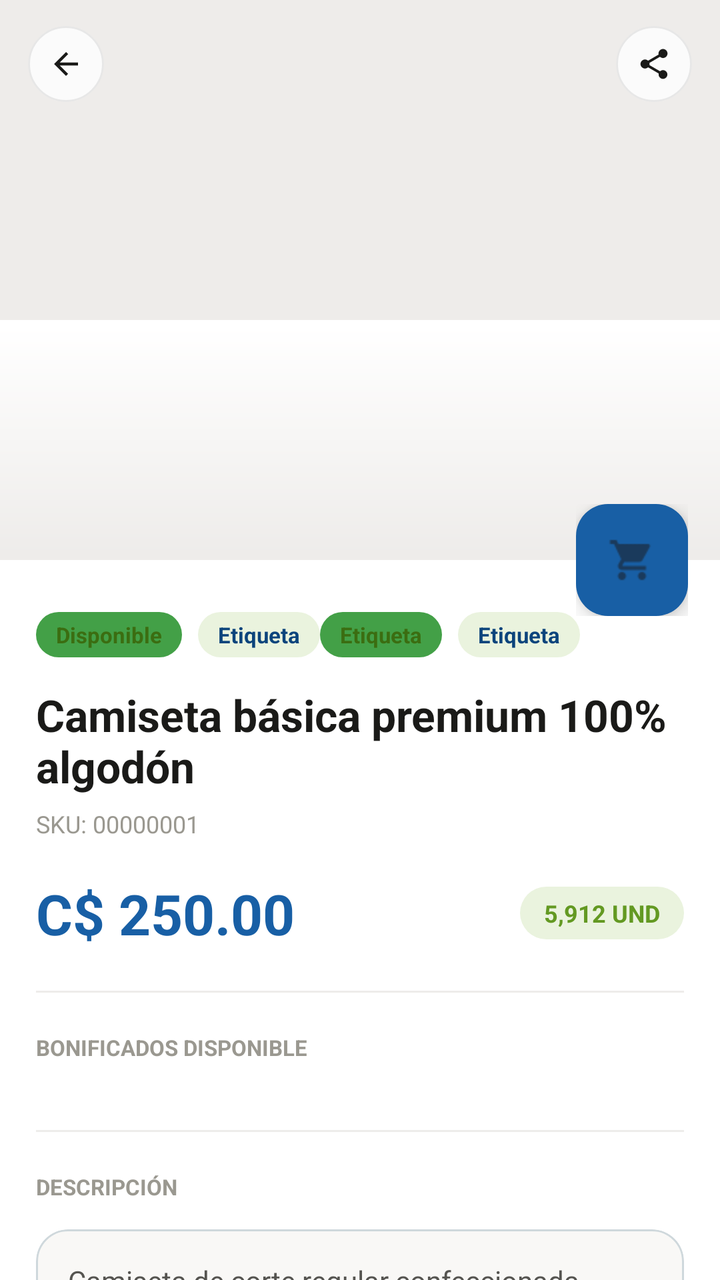
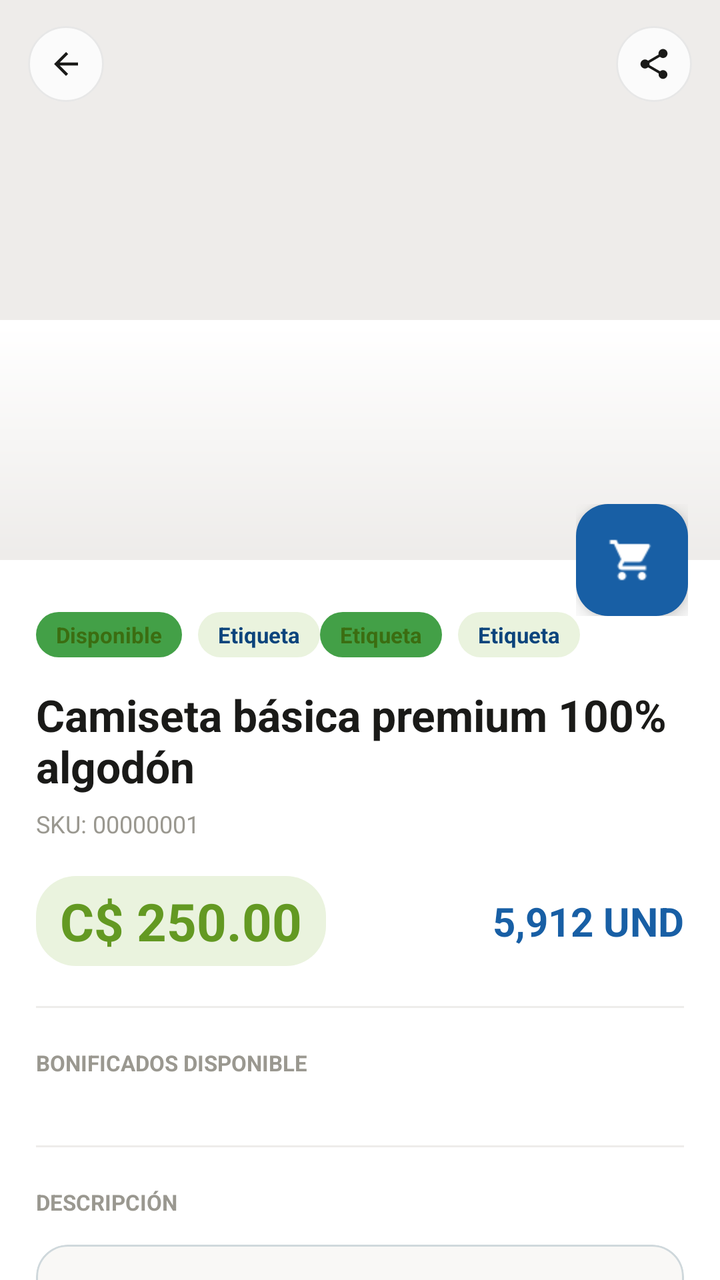

Two renders of the same Android screen: before a commit and after it. Below are the layout's source before the change and the commit's diff.
<!-- AndroidManifest.xml: application theme Theme.GMV -->
<!-- res/layout/activity_product_detail.xml -->
<?xml version="1.0" encoding="utf-8"?>
<androidx.coordinatorlayout.widget.CoordinatorLayout
    xmlns:android="http://schemas.android.com/apk/res/android"
    xmlns:app="http://schemas.android.com/apk/res-auto"
    xmlns:tools="http://schemas.android.com/tools"
    android:id="@+id/main"
    android:layout_width="match_parent"
    android:layout_height="match_parent"
    android:background="#F5F5F7"
    android:fitsSystemWindows="true">

    <com.google.android.material.appbar.AppBarLayout
        android:id="@+id/app_bar_layout"
        android:layout_width="match_parent"
        android:layout_height="wrap_content"
        android:fitsSystemWindows="true"
        android:theme="@style/ThemeOverlay.AppCompat.Dark.ActionBar">

        <com.google.android.material.appbar.CollapsingToolbarLayout
            android:layout_width="match_parent"
            android:layout_height="280dp"
            android:fitsSystemWindows="true"
            app:contentScrim="@color/colorUmkPrimary"
            app:layout_scrollFlags="scroll|exitUntilCollapsed"
            app:statusBarScrim="@color/colorUmkPrimaryDark"
            app:titleEnabled="false">

            <ImageView
                android:id="@+id/imgProduct"
                android:layout_width="match_parent"
                android:layout_height="match_parent"
                android:background="#EEECEA"
                android:fitsSystemWindows="true"
                android:scaleType="centerCrop"
                android:src="@drawable/ic_placeholder_product"
                app:layout_collapseMode="parallax"
                tools:ignore="ContentDescription" />

            
            <View
                android:layout_width="match_parent"
                android:layout_height="120dp"
                android:layout_gravity="bottom"
                android:background="@drawable/bg_gradient_bottom"
                app:layout_collapseMode="pin" />

            
            <LinearLayout
                android:layout_width="match_parent"
                android:layout_height="?attr/actionBarSize"
                android:layout_gravity="top"
                android:gravity="center_vertical"
                android:orientation="horizontal"
                android:paddingHorizontal="14dp"
                app:layout_collapseMode="pin">

                <com.google.android.material.card.MaterialCardView
                    android:id="@+id/btnBack"
                    android:layout_width="38dp"
                    android:layout_height="38dp"
                    app:cardBackgroundColor="#CCFFFFFF"
                    app:cardCornerRadius="19dp"
                    app:cardElevation="0dp"
                    app:strokeColor="#14000000"
                    app:strokeWidth="1dp">

                    <ImageView
                        android:layout_width="18dp"
                        android:layout_height="18dp"
                        android:layout_gravity="center"
                        android:src="@drawable/ic_arrow_back"
                        app:tint="#1A1A18" />
                </com.google.android.material.card.MaterialCardView>

                <View
                    android:layout_width="0dp"
                    android:layout_height="1dp"
                    android:layout_weight="1" />

                <com.google.android.material.card.MaterialCardView
                    android:id="@+id/btnShare"
                    android:layout_width="38dp"
                    android:layout_height="38dp"
                    app:cardBackgroundColor="#CCFFFFFF"
                    app:cardCornerRadius="19dp"
                    app:cardElevation="0dp"
                    app:strokeColor="#14000000"
                    app:strokeWidth="1dp">

                    <ImageView
                        android:layout_width="18dp"
                        android:layout_height="18dp"
                        android:layout_gravity="center"
                        android:src="@drawable/ic_share"
                        app:tint="#1A1A18" />
                </com.google.android.material.card.MaterialCardView>

            </LinearLayout>

        </com.google.android.material.appbar.CollapsingToolbarLayout>

    </com.google.android.material.appbar.AppBarLayout>

    <androidx.core.widget.NestedScrollView
        android:layout_width="match_parent"
        android:layout_height="match_parent"
        android:background="@android:color/white"
        android:clipToPadding="false"
        android:scrollbars="none"
        app:layout_behavior="@string/appbar_scrolling_view_behavior">

        <LinearLayout
            android:layout_width="match_parent"
            android:layout_height="wrap_content"
            android:orientation="vertical"
            android:paddingHorizontal="18dp"
            android:paddingTop="26dp"
            android:paddingBottom="24dp">

            
            <LinearLayout
                android:layout_width="wrap_content"
                android:layout_height="wrap_content"
                android:orientation="horizontal">

                <TextView
                    android:layout_width="wrap_content"
                    android:layout_height="wrap_content"
                    android:background="@drawable/bg_badge_green"
                    android:paddingHorizontal="10dp"
                    android:paddingVertical="4dp"
                    android:text="Disponible"
                    android:textColor="#3B6D11"
                    android:textSize="11sp"
                    android:textStyle="bold" />

                <TextView
                    android:layout_width="wrap_content"
                    android:layout_height="wrap_content"
                    android:layout_marginStart="8dp"
                    android:background="@drawable/bg_badge_blue"
                    android:paddingHorizontal="10dp"
                    android:paddingVertical="4dp"
                    android:text="Etiqueta"
                    android:textColor="#0C447C"
                    android:textSize="11sp"
                    android:textStyle="bold" />

                <TextView
                    android:layout_width="wrap_content"
                    android:layout_height="wrap_content"
                    android:background="@drawable/bg_badge_green"
                    android:paddingHorizontal="10dp"
                    android:paddingVertical="4dp"
                    android:text="Etiqueta"
                    android:textColor="#3B6D11"
                    android:textSize="11sp"
                    android:textStyle="bold" />

                <TextView
                    android:layout_width="wrap_content"
                    android:layout_height="wrap_content"
                    android:layout_marginStart="8dp"
                    android:background="@drawable/bg_badge_blue"
                    android:paddingHorizontal="10dp"
                    android:paddingVertical="4dp"
                    android:text="Etiqueta"
                    android:textColor="#0C447C"
                    android:textSize="11sp"
                    android:textStyle="bold" />
            </LinearLayout>

            
            <TextView
                android:id="@+id/productName"
                android:layout_width="match_parent"
                android:layout_height="wrap_content"
                android:layout_marginTop="14dp"
                android:text="Camiseta básica premium 100% algodón"
                android:textColor="#1A1A18"
                android:textSize="22sp"
                android:textStyle="bold" />

            
            <TextView
                android:id="@+id/productSku"
                android:layout_width="wrap_content"
                android:layout_height="wrap_content"
                android:layout_marginTop="6dp"
                android:text="SKU: 00000001"
                android:textColor="#9A9890"
                android:textSize="12sp" />

            
            <LinearLayout
                android:layout_width="match_parent"
                android:layout_height="wrap_content"
                android:layout_marginTop="18dp"
                android:gravity="center_vertical"
                android:orientation="horizontal">

                <TextView
                    android:id="@+id/productPrice"
                    android:layout_width="0dp"
                    android:layout_height="wrap_content"
                    android:layout_weight="1"
                    android:text="C$ 250.00"
                    android:textColor="#185FA5"
                    android:textSize="28sp"
                    android:textStyle="bold" />

                <TextView
                    android:id="@+id/productQuantity"
                    android:layout_width="wrap_content"
                    android:layout_height="wrap_content"
                    android:background="@drawable/bg_stock"
                    android:paddingHorizontal="12dp"
                    android:paddingVertical="5dp"
                    android:text="5,912 UND"
                    android:textColor="#639922"
                    android:textSize="12sp"
                    android:textStyle="bold" />
            </LinearLayout>

            
            <View
                android:layout_width="match_parent"
                android:layout_height="1dp"
                android:layout_marginVertical="20dp"
                android:background="#EEECEA" />

            
            <TextView
                android:id="@+id/tv_bonif_label"
                android:layout_width="wrap_content"
                android:layout_height="wrap_content"
                android:text="BONIFICADOS DISPONIBLE"
                android:textAllCaps="true"
                android:textColor="#9A9890"
                android:textSize="11sp"
                android:textStyle="bold" />

            <HorizontalScrollView
                android:layout_width="match_parent"
                android:layout_height="wrap_content"
                android:layout_marginTop="14dp"
                android:scrollbars="none">

                <LinearLayout
                    android:id="@+id/bonusContainer"
                    android:layout_width="wrap_content"
                    android:layout_height="wrap_content"
                    android:orientation="horizontal" />

            </HorizontalScrollView>

            
            <View
                android:layout_width="match_parent"
                android:layout_height="1dp"
                android:layout_marginVertical="20dp"
                android:background="#EEECEA" />

            
            <TextView
                android:layout_width="wrap_content"
                android:layout_height="wrap_content"
                android:text="DESCRIPCIÓN"
                android:textAllCaps="true"
                android:textColor="#9A9890"
                android:textSize="11sp"
                android:textStyle="bold" />

            <com.google.android.material.card.MaterialCardView
                android:layout_width="match_parent"
                android:layout_height="wrap_content"
                android:layout_marginTop="14dp"
                app:cardBackgroundColor="#F9F8F6"
                app:cardCornerRadius="16dp"
                app:cardElevation="0dp">

                <TextView
                    android:id="@+id/productDescription"
                    android:layout_width="match_parent"
                    android:layout_height="wrap_content"
                    android:padding="16dp"
                    android:lineSpacingExtra="4dp"
                    android:text="Camiseta de corte regular confeccionada en algodón 100% peinado. Cuello redondo reforzado, costuras dobles en mangas y bajo."
                    android:textColor="#555450"
                    android:textSize="14sp" />
            </com.google.android.material.card.MaterialCardView>

            
            <com.google.android.material.button.MaterialButton
                android:id="@+id/btnAdd"
                android:layout_width="match_parent"
                android:layout_height="56dp"
                android:layout_marginTop="24dp"
                android:text="Agregar al pedido"
                android:textAllCaps="false"
                android:textColor="@android:color/white"
                android:textSize="15sp"
                android:textStyle="bold"
                app:backgroundTint="#1A2B4A"
                app:cornerRadius="16dp"
                app:icon="@drawable/ic_cart"
                app:iconGravity="textStart"
                app:iconPadding="10dp" />

            <TextView
                android:id="@+id/hintText"
                android:layout_width="match_parent"
                android:layout_height="wrap_content"
                android:layout_marginTop="12dp"
                android:gravity="center"
                android:text="Bonificado Seleccionado"
                android:textColor="#9A9890"
                android:textSize="12sp" />

        </LinearLayout>

    </androidx.core.widget.NestedScrollView>

    <FrameLayout
        android:layout_width="wrap_content"
        android:layout_height="wrap_content"
        android:layout_margin="16dp"
        app:layout_anchor="@id/app_bar_layout"
        app:layout_anchorGravity="bottom|right|end">

        <com.google.android.material.floatingactionbutton.FloatingActionButton
            android:id="@+id/fabCart"
            android:layout_width="wrap_content"
            android:layout_height="wrap_content"
            android:clickable="true"
            android:focusable="true"
            android:src="@drawable/ic_cart"
            android:tint="@android:color/white"
            app:backgroundTint="#185FA5"
            app:fabSize="normal" />

        <TextView
            android:id="@+id/cartBadge"
            android:layout_width="20dp"
            android:layout_height="20dp"
            android:layout_gravity="top|end"
            android:background="@drawable/bg_circle_red"
            android:gravity="center"
            android:text="0"
            android:textColor="@android:color/white"
            android:textSize="9sp"
            android:textStyle="bold"
            android:visibility="gone" />

    </FrameLayout>

</androidx.coordinatorlayout.widget.CoordinatorLayout>
<!-- resources referenced by this layout -->
<resources>
  <color name="colorUmkPrimary">#006690</color>
  <color name="colorUmkPrimaryDark">#003044</color>
  <!-- drawable bg_badge_blue (drawable) -->
  <shape xmlns:android="http://schemas.android.com/apk/res/android">
      <solid android:color="#EAF3DE"/>
      <corners android:radius="20dp"/>
  </shape>
  <!-- drawable bg_badge_green (drawable) -->
  <?xml version="1.0" encoding="utf-8"?>
  <shape xmlns:android="http://schemas.android.com/apk/res/android"
      android:shape="rectangle">
      <solid android:color="#43A047" />
      <corners android:radius="20dp" />
  </shape>
  <!-- drawable bg_gradient_bottom (drawable) -->
  <shape xmlns:android="http://schemas.android.com/apk/res/android">
      <gradient
          android:angle="270"
          android:startColor="#FFFFFFFF"
          android:endColor="#00FFFFFF"/>
  </shape>
  <!-- drawable bg_stock (drawable) -->
  <shape xmlns:android="http://schemas.android.com/apk/res/android">
      <solid android:color="#EAF3DE"/>
      <corners android:radius="20dp"/>
  </shape>
  <!-- drawable ic_placeholder_product (drawable) -->
  <?xml version="1.0" encoding="utf-8"?>
  <selector xmlns:android="http://schemas.android.com/apk/res/android">
  
  </selector>
  <style name="Theme.GMV" parent="Base.Theme.GMV" />
  <color name="primary">#337AB7</color>
  <color name="on_primary">#FFFFFF</color>
  <color name="primary_container">#D6E4F0</color>
  <color name="on_primary_container">#1A3A5C</color>
  <color name="secondary">#3A539B</color>
  <color name="on_secondary">#FFFFFF</color>
  <color name="secondary_container">#D6DCE8</color>
  <color name="on_secondary_container">#1C2A5C</color>
  <color name="tertiary">#7E57C2</color>
  <color name="on_tertiary">#FFFFFF</color>
  <color name="tertiary_container">#EDE7F6</color>
  <color name="on_tertiary_container">#311B92</color>
  <color name="error">#EF5350</color>
  <color name="on_error">#FFFFFF</color>
  <color name="error_container">#FFEBEE</color>
  <color name="on_error_container">#B71C1C</color>
  <color name="background">#F2F2F2</color>
  <color name="on_background">#000000</color>
  <color name="surface">#E7E7E7</color>
  <color name="on_surface">#000000</color>
  <color name="surface_variant">#D4D4D4</color>
  <color name="on_surface_variant">#535353</color>
  <color name="outline">#B0BEC5</color>
  <color name="outline_variant">#CFD8DC</color>
  <style name="TextAppearance.M3.DisplaySmall">
          <item name="android:textSize">36sp</item>
          <item name="android:letterSpacing">0</item>
          <item name="android:lineHeight">44sp</item>
          <item name="android:fontFamily">sans-serif</item>
      </style>
  <style name="TextAppearance.M3.HeadlineSmall">
          <item name="android:textSize">24sp</item>
          <item name="android:letterSpacing">0</item>
          <item name="android:lineHeight">32sp</item>
          <item name="android:fontFamily">sans-serif</item>
      </style>
  <style name="TextAppearance.M3.TitleLarge">
          <item name="android:textSize">22sp</item>
          <item name="android:letterSpacing">0</item>
          <item name="android:lineHeight">28sp</item>
          <item name="android:fontFamily">sans-serif</item>
      </style>
  <style name="TextAppearance.M3.BodyLarge">
          <item name="android:textSize">16sp</item>
          <item name="android:letterSpacing">0.5</item>
          <item name="android:lineHeight">24sp</item>
          <item name="android:fontFamily">sans-serif</item>
      </style>
  <style name="TextAppearance.M3.BodyMedium">
          <item name="android:textSize">14sp</item>
          <item name="android:letterSpacing">0.25</item>
          <item name="android:lineHeight">20sp</item>
          <item name="android:fontFamily">sans-serif</item>
      </style>
  <style name="TextAppearance.M3.BodySmall">
          <item name="android:textSize">12sp</item>
          <item name="android:letterSpacing">0.4</item>
          <item name="android:lineHeight">16sp</item>
          <item name="android:fontFamily">sans-serif</item>
      </style>
  <!-- unchanged entries left out for length: 14 -->
</resources>

<!-- the commit's change to res/layout/activity_product_detail.xml (unified diff, before → after) -->
@@ -102,6 +102,7 @@
     </com.google.android.material.appbar.AppBarLayout>
 
     <androidx.core.widget.NestedScrollView
+        android:id="@+id/nested_scroll"
         android:layout_width="match_parent"
         android:layout_height="match_parent"
         android:background="@android:color/white"
@@ -201,24 +202,26 @@
 
                 <TextView
                     android:id="@+id/productPrice"
-                    android:layout_width="0dp"
-                    android:layout_height="wrap_content"
-                    android:layout_weight="1"
+                    android:layout_width="wrap_content"
+                    android:layout_height="wrap_content"
                     android:text="C$ 250.00"
-                    android:textColor="#185FA5"
-                    android:textSize="28sp"
-                    android:textStyle="bold" />
-
-                <TextView
-                    android:id="@+id/productQuantity"
-                    android:layout_width="wrap_content"
-                    android:layout_height="wrap_content"
                     android:background="@drawable/bg_stock"
                     android:paddingHorizontal="12dp"
                     android:paddingVertical="5dp"
+                    android:textColor="#639922"
+                    android:textSize="26sp"
+                    android:textStyle="bold" />
+
+                <TextView
+                    android:id="@+id/productQuantity"
+                    android:textAlignment="textEnd"
+
+                    android:layout_width="0dp"
+                    android:layout_height="wrap_content"
+                    android:layout_weight="1"
                     android:text="5,912 UND"
-                    android:textColor="#639922"
-                    android:textSize="12sp"
+                    android:textColor="#185FA5"
+                    android:textSize="20sp"
                     android:textStyle="bold" />
             </LinearLayout>
 
@@ -322,6 +325,7 @@
     </androidx.core.widget.NestedScrollView>
 
     <FrameLayout
+        android:id="@+id/fab_container"
         android:layout_width="wrap_content"
         android:layout_height="wrap_content"
         android:layout_margin="16dp"
@@ -335,9 +339,9 @@
             android:clickable="true"
             android:focusable="true"
             android:src="@drawable/ic_cart"
-            android:tint="@android:color/white"
             app:backgroundTint="#185FA5"
-            app:fabSize="normal" />
+            app:fabSize="normal"
+            app:tint="@android:color/white" />
 
         <TextView
             android:id="@+id/cartBadge"
